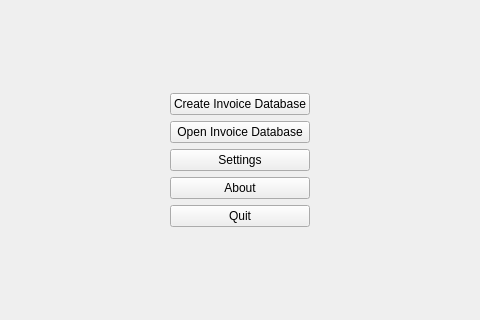
Old version of the form mainwindow.ui in the repository MickaelOnTheWave/InvoiceManager; both pictures show x 263 to 743 and y 264 to 584 of the 1006 by 847 pixel window.
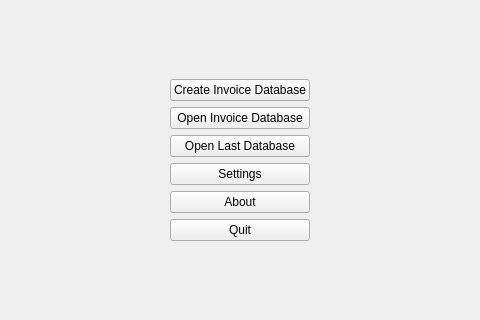
New version of the form. The open tabs and pages were chosen to show the change. Custom widgets are drawn as their Qt base class.

Commit message: Added Open Last DB button

Patch:
```diff
--- a/mainwindow.ui
+++ b/mainwindow.ui
@@ -66,6 +66,13 @@
               </property>
              </widget>
             </item>
+            <item>
+             <widget class="QPushButton" name="openLastDbButton">
+              <property name="text">
+               <string>Open Last Database</string>
+              </property>
+             </widget>
+            </item>
             <item>
              <widget class="QPushButton" name="settingsButton">
               <property name="text">
```
Left out of the diff: 2 changed lines with no effect on the pictures. The commit also changes 2 other files.
